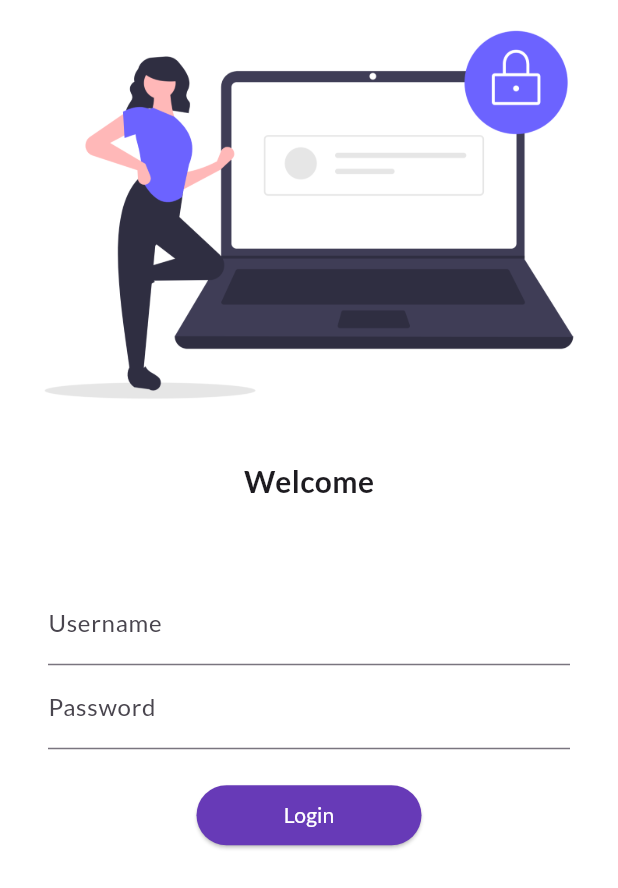
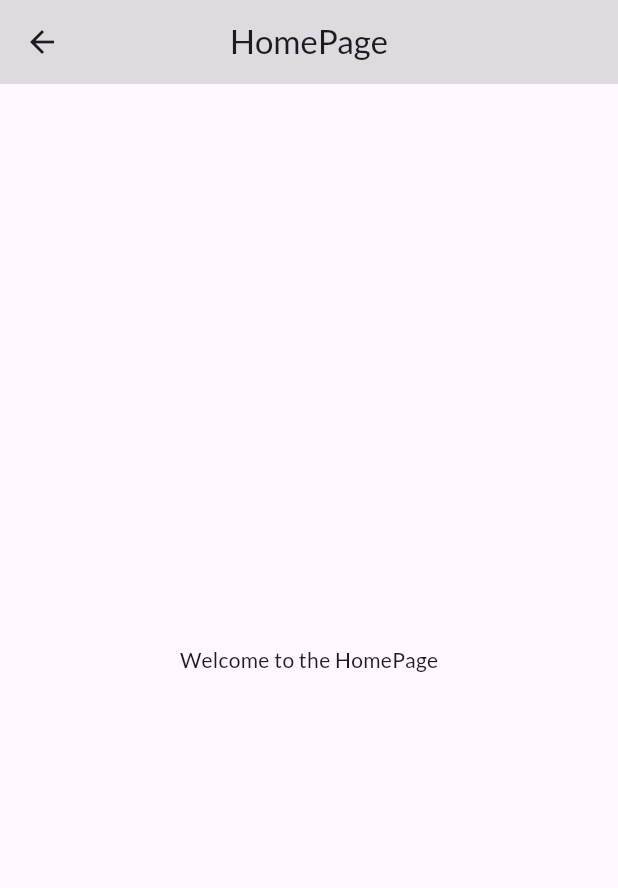
Before and after one commit to Sayeedurrahman/FlutterDays, a Flutter app: the screen it shows after launch, after a tap on "Login", on a phone screen of 412 x 824 dp. Shown: the top 888 px of the screen. Run offline on Flutter 3.47's test engine with Material 3 defaults, Android fonts, the phone set to English and light mode, and no system bars; our stand-ins replace google_fonts.

Commit message:
feat: Implement HomePage and routing
This commit introduces the HomePage and sets up routing between the LoginPage and HomePage. Key changes include:

-   Creation of `home_page.dart` with a basic layout.
-   Update in `main.dart` to define routes for "/login" and "/home".
-   Update in `login_page.dart` to navigate to "/home" upon login button press.
- added `SingleChildScrollView` for the responsiveness.
- Increased `SizedBox` height.
- Increased `fontSize` of the `Welcome`.

```diff
--- a/lib/main.dart
+++ b/lib/main.dart
@@ -1,4 +1,5 @@
 import 'package:flutter/material.dart';
+import 'package:flutter_days/pages/home_page.dart';
 import 'package:flutter_days/pages/login_page.dart';
 import 'package:google_fonts/google_fonts.dart';
 
@@ -21,6 +22,14 @@ class MyApp extends StatelessWidget {
         fontFamily: GoogleFonts.lato().fontFamily
       ),
       home: const LoginPage(),
+      // darkTheme: ThemeData(
+      //   brightness: Brightness.dark
+      // ),
+      initialRoute: "/login",
+      routes: {
+        "/login": (context) => const LoginPage(),
+        "/home": (context) => const HomePage()
+      },
     );
   }
 }
--- /dev/null
+++ b/lib/pages/home_page.dart
@@ -0,0 +1,21 @@
+import 'package:flutter/material.dart';
+
+class HomePage extends StatelessWidget {
+  const HomePage({super.key});
+
+  @override
+  Widget build(BuildContext context) {
+    return Scaffold(
+      appBar: AppBar(
+        title: Text('HomePage'),
+        centerTitle: true,
+        backgroundColor: Colors.black12,
+      ),
+      body: Center(
+          child: Text(
+              'Welcome to the HomePage'
+          )
+      ),
+    );
+  }
+}
--- a/lib/pages/login_page.dart
+++ b/lib/pages/login_page.dart
@@ -7,7 +7,8 @@ class LoginPage extends StatelessWidget {
   Widget build(BuildContext context) {
     return Scaffold(
       backgroundColor: Colors.white,
-      body: Column(
+      body: SingleChildScrollView(
+        child: Column(
           children: [
             Image.asset('assets/image/login_image.png',fit: BoxFit.cover),
             SizedBox(
@@ -16,7 +17,7 @@ class LoginPage extends StatelessWidget {
             Text(
                 'Welcome',
               style: TextStyle(
-              fontSize: 20,
+                fontSize: 32,
                 fontWeight: FontWeight.bold
               ),
             ),
@@ -41,7 +42,7 @@ class LoginPage extends StatelessWidget {
                     ),
                   ),
                   SizedBox(
-                  height: 20,
+                    height: 40,
                   ),
                   ElevatedButton(
                     style: TextButton.styleFrom(
@@ -50,7 +51,9 @@ class LoginPage extends StatelessWidget {
                       foregroundColor: Colors.white,
                     ),
                     child: Text('Login'),
-                  onPressed: (){},
+                    onPressed: (){
+                      Navigator.pushNamed(context, '/home');
+                    },
                   )
                 ],
               ),
@@ -58,6 +61,7 @@ class LoginPage extends StatelessWidget {
 
           ],
         ),
+      ),
     );
   }
 }
```
Lines whose indentation alone changed are shown as unchanged.
